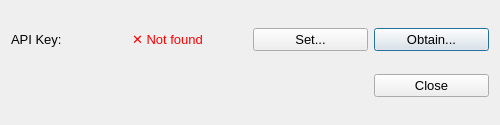
This is threedi_scenario_archive/widgets/ui/settings.ui in nens/lizard-qgis-plugin as Qt 5 draws it before an edit. The edited form follows.
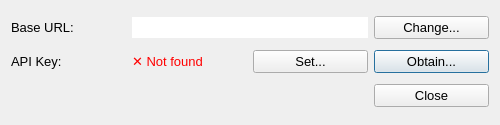
This is the edited form.

```diff
--- a/threedi_scenario_archive/widgets/ui/settings.ui
+++ b/threedi_scenario_archive/widgets/ui/settings.ui
@@ -26,21 +26,35 @@
    <string>3Di Scenario Archive settings</string>
   </property>
   <layout class="QGridLayout" name="gridLayout">
-   <item row="0" column="5">
+   <item row="2" column="5">
     <widget class="QPushButton" name="obtain_pak_pb">
      <property name="text">
       <string>Obtain...</string>
      </property>
     </widget>
    </item>
-   <item row="0" column="1">
+   <item row="2" column="4">
+    <widget class="QPushButton" name="set_pak_pb">
+     <property name="text">
+      <string>Set...</string>
+     </property>
+    </widget>
+   </item>
+   <item row="4" column="5">
+    <widget class="QPushButton" name="close_pb">
+     <property name="text">
+      <string>Close</string>
+     </property>
+    </widget>
+   </item>
+   <item row="2" column="1">
     <widget class="QLabel" name="label_5">
      <property name="text">
       <string>API Key:</string>
      </property>
     </widget>
    </item>
-   <item row="0" column="3">
+   <item row="2" column="3">
     <widget class="QLabel" name="pak_label">
      <property name="text">
       <string>&lt;html&gt;&lt;head/&gt;&lt;body&gt;&lt;p&gt;&lt;span style=&quot; color:#ff0000;&quot;&gt;✕ Not found&lt;/span&gt;&lt;/p&gt;&lt;/body&gt;&lt;/html&gt;</string>
@@ -50,17 +64,30 @@
      </property>
     </widget>
    </item>
-   <item row="0" column="4">
-    <widget class="QPushButton" name="set_pak_pb">
+   <item row="1" column="5">
+    <widget class="QPushButton" name="change_base_url_pb">
      <property name="text">
-      <string>Set...</string>
+      <string>Change...</string>
      </property>
     </widget>
    </item>
-   <item row="2" column="5">
-    <widget class="QPushButton" name="close_pb">
+   <item row="1" column="1">
+    <widget class="QLabel" name="label">
      <property name="text">
-      <string>Close</string>
+      <string>Base URL:</string>
+     </property>
+    </widget>
+   </item>
+   <item row="1" column="3" colspan="2">
+    <widget class="QLineEdit" name="base_url_le">
+     <property name="text">
+      <string/>
+     </property>
+     <property name="frame">
+      <bool>false</bool>
+     </property>
+     <property name="readOnly">
+      <bool>true</bool>
      </property>
     </widget>
    </item>
```
